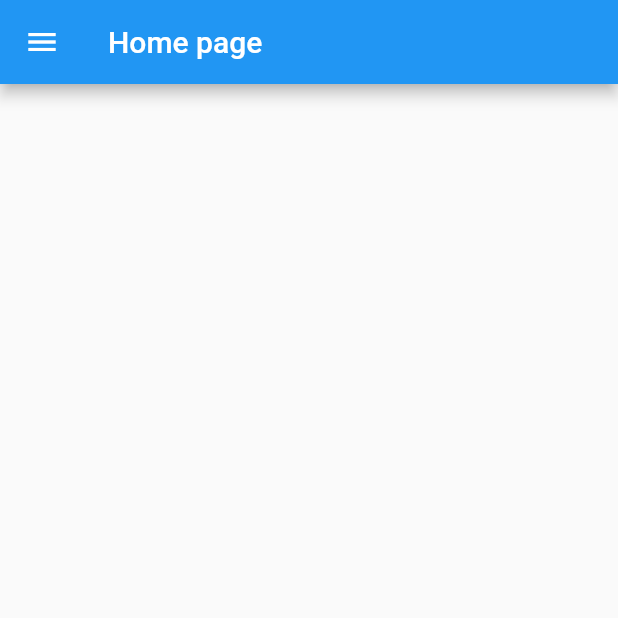
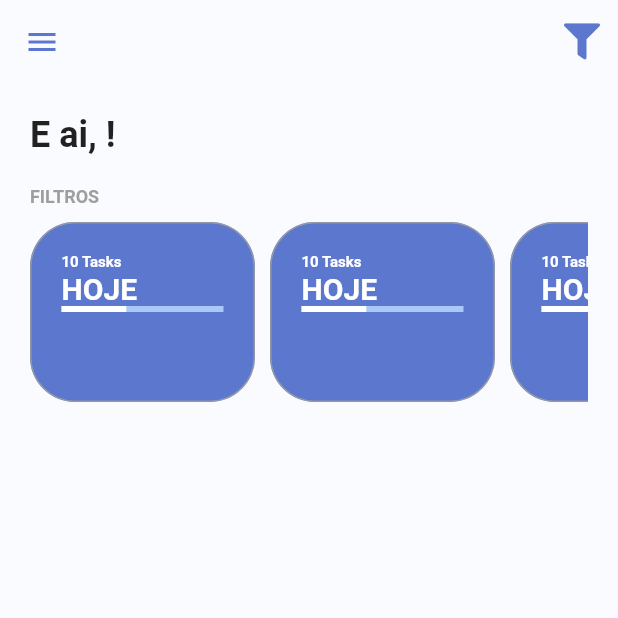
Before and after one commit to FilipeH14/todo_list_provider, a Flutter app: the screen it shows once a user with an empty profile is signed in, on a phone screen of 412 x 824 dp, the top half of it. Run offline on Flutter 3.47's test engine with Material 2 defaults, Android fonts, the phone set to English and light mode, and no system bars; our stand-ins replace firebase_auth, firebase_core, flutter_signin_button, google_fonts, google_sign_in, sqflite and 2 more; missing offline and left inert: flutter_overlay_loader, validatorless; accounts and stored records are empty; network calls fail; Roboto replaces fonts that are missing (Mandali).

Commit message:
inicio layout tela home header e filter

```diff
--- a/lib/app/core/ui/todo_list_icons.dart
+++ b/lib/app/core/ui/todo_list_icons.dart
@@ -27,4 +27,5 @@ class TodoListicons {
 
   static const IconData eye = IconData(0xf06e, fontFamily: _kFontFam, fontPackage: _kFontPkg);
   static const IconData eye_slash = IconData(0xf070, fontFamily: _kFontFam, fontPackage: _kFontPkg);
+  static const IconData filter = IconData(0xf0b0, fontFamily: _kFontFam, fontPackage: _kFontPkg);
 }
--- a/lib/app/modules/home/home_page.dart
+++ b/lib/app/modules/home/home_page.dart
@@ -1,5 +1,9 @@
 import 'package:flutter/material.dart';
+import 'package:todo_list_provider/app/core/ui/theme_extensions.dart';
+import 'package:todo_list_provider/app/core/ui/todo_list_icons.dart';
 import 'package:todo_list_provider/app/modules/home/widgets/home_drawer.dart';
+import 'package:todo_list_provider/app/modules/home/widgets/home_filters.dart';
+import 'package:todo_list_provider/app/modules/home/widgets/home_header.dart';
 
 class HomePage extends StatelessWidget {
   const HomePage({Key? key}) : super(key: key);
@@ -7,9 +11,45 @@ class HomePage extends StatelessWidget {
   @override
   Widget build(BuildContext context) {
     return Scaffold(
-      appBar: AppBar(title: const Text('Home page')),
+      appBar: AppBar(
+        iconTheme: IconThemeData(color: context.primaryColor),
+        backgroundColor: Colors.transparent,
+        elevation: 0,
+        actions: [
+          PopupMenuButton(
+            icon: const Icon(TodoListicons.filter),
+            itemBuilder: (_) => [
+              const PopupMenuItem<bool>(
+                child: Text('mostrar tarefas concluidas'),
+              ),
+            ],
+          ),
+        ],
+      ),
+      backgroundColor: const Color(0XFFFAFBFE),
       drawer: HomeDrawer(),
-      body: Container(),
+      body: LayoutBuilder(
+        builder: (context, constraints) => SingleChildScrollView(
+          child: ConstrainedBox(
+            constraints: BoxConstraints(
+              minHeight: constraints.maxHeight,
+              minWidth: constraints.maxWidth,
+            ),
+            child: Container(
+              margin: const EdgeInsets.symmetric(horizontal: 20),
+              child: IntrinsicHeight(
+                child: Column(
+                  crossAxisAlignment: CrossAxisAlignment.start,
+                  children: const [
+                    HomeHeader(),
+                    HomeFilters(),
+                  ],
+                ),
+              ),
+            ),
+          ),
+        ),
+      ),
     );
   }
 }
--- /dev/null
+++ b/lib/app/modules/home/widgets/home_filters.dart
@@ -0,0 +1,35 @@
+import 'package:flutter/material.dart';
+import 'package:todo_list_provider/app/core/ui/theme_extensions.dart';
+import 'package:todo_list_provider/app/modules/home/widgets/todo_card_filter.dart';
+
+class HomeFilters extends StatefulWidget {
+  const HomeFilters({Key? key}) : super(key: key);
+
+  @override
+  State<HomeFilters> createState() => _HomeFiltersState();
+}
+
+class _HomeFiltersState extends State<HomeFilters> {
+  @override
+  Widget build(BuildContext context) {
+    return Column(
+      crossAxisAlignment: CrossAxisAlignment.start,
+      children: [
+        Text('FILTROS', style: context.titleStyle),
+        const SizedBox(height: 10),
+        SingleChildScrollView(
+          scrollDirection: Axis.horizontal,
+          child: Row(
+            children: const [
+              TodoCardFilter(),
+              TodoCardFilter(),
+              TodoCardFilter(),
+              TodoCardFilter(),
+              TodoCardFilter(),
+            ],
+          ),
+        ),
+      ],
+    );
+  }
+}
--- /dev/null
+++ b/lib/app/modules/home/widgets/home_header.dart
@@ -0,0 +1,36 @@
+import 'package:flutter/material.dart';
+import 'package:provider/provider.dart';
+import 'package:todo_list_provider/app/core/auth/auth_provider.dart';
+import 'package:todo_list_provider/app/core/ui/theme_extensions.dart';
+
+class HomeHeader extends StatelessWidget {
+  const HomeHeader({super.key});
+
+  @override
+  Widget build(BuildContext context) {
+    return Row(
+      children: [
+        Padding(
+          padding: const EdgeInsets.symmetric(vertical: 20),
+          child: Selector<AuthProvider, String>(
+            selector: (context, authProvider) =>
+                authProvider.user?.displayName ?? 'Não informado',
+            builder: (_, value, __) => Text(
+              'E ai, $value!',
+              style: context.textTheme.headline5?.copyWith(
+                fontWeight: FontWeight.bold,
+              ),
+            ),
+          ),
+        ),
+
+        // Text(
+        //   'E ai, Filipe!',
+        //   style: context.textTheme.headline5?.copyWith(
+        //     fontWeight: FontWeight.bold,
+        //   ),
+        // ),
+      ],
+    );
+  }
+}
--- /dev/null
+++ b/lib/app/modules/home/widgets/todo_card_filter.dart
@@ -0,0 +1,56 @@
+import 'package:flutter/material.dart';
+import 'package:todo_list_provider/app/core/ui/theme_extensions.dart';
+
+class TodoCardFilter extends StatefulWidget {
+  const TodoCardFilter({Key? key}) : super(key: key);
+
+  @override
+  State<TodoCardFilter> createState() => _TodoCardFilterState();
+}
+
+class _TodoCardFilterState extends State<TodoCardFilter> {
+  @override
+  Widget build(BuildContext context) {
+    return Container(
+      constraints: const BoxConstraints(
+        minHeight: 120,
+        maxWidth: 150,
+      ),
+      margin: const EdgeInsets.only(right: 10),
+      padding: const EdgeInsets.all(20),
+      decoration: BoxDecoration(
+        color: context.primaryColor,
+        border: Border.all(
+          width: 1,
+          color: Colors.grey.withOpacity(.8),
+        ),
+        borderRadius: BorderRadius.circular(30),
+      ),
+      child: Column(
+        crossAxisAlignment: CrossAxisAlignment.start,
+        children: [
+          Text(
+            '10 Tasks',
+            style: context.titleStyle.copyWith(
+              fontSize: 10,
+              color: Colors.white,
+            ),
+          ),
+          const Text(
+            'HOJE',
+            style: TextStyle(
+              fontSize: 20,
+              fontWeight: FontWeight.bold,
+              color: Colors.white,
+            ),
+          ),
+          LinearProgressIndicator(
+            backgroundColor: context.primaryColorLight,
+            valueColor: const AlwaysStoppedAnimation<Color>(Colors.white),
+            value: .4,
+          ),
+        ],
+      ),
+    );
+  }
+}
```
Also changed, not shown: assets/fonts/TodoListicons.ttf.
